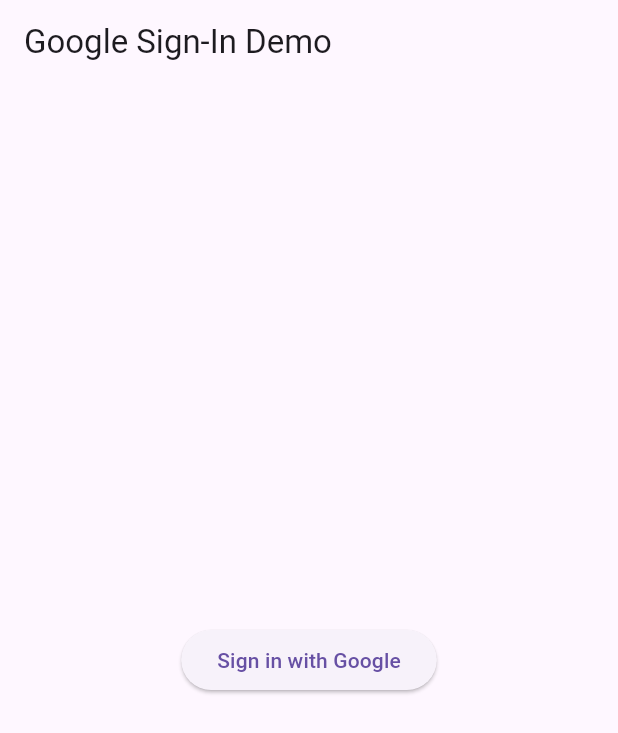
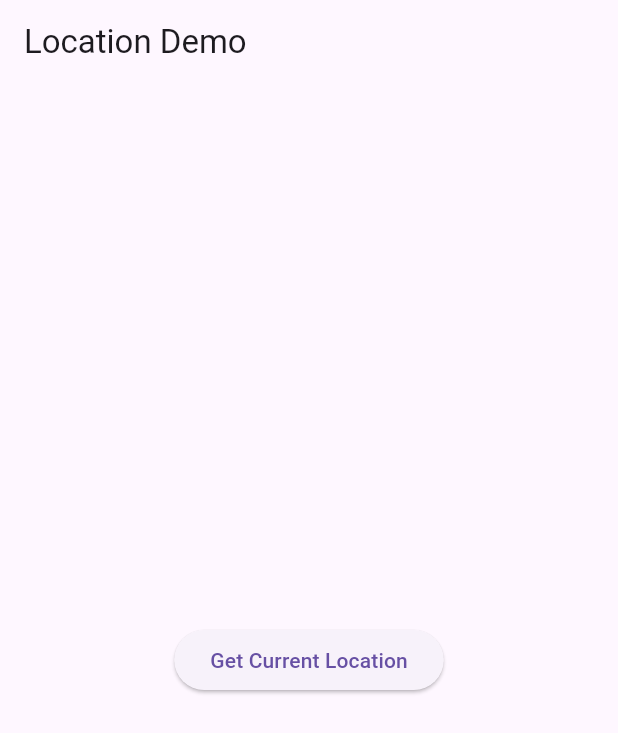
Before and after one commit to KinjalKanjiya/FlutterDemo, a Flutter app: the screen it shows after launch, on a phone screen of 412 x 824 dp. Shown: the top 733 px of the screen. Run offline on Flutter 3.47's test engine with Material 3 defaults, Android fonts, the phone set to English and light mode, and no system bars; our stand-ins replace geocoding, geolocator, google_maps_flutter, google_sign_in, location, permission_handler.

Commit message:
Location code updated last tapped location and  their data click on submit shows in alert

```diff
--- a/lib/main.dart
+++ b/lib/main.dart
@@ -1,145 +1,221 @@
+//NOTE:UNCOMMENT THIS CODE FOR SIGNIN WITH GOOGLE FUNCTIONALITY AND COMMENT BELOW CODE
+
+// import 'package:flutter/material.dart';
+// import 'sign_in_screen.dart';
+// import 'api/google_sign_in_service.dart';
+
+// void main() {
+//   runApp(MyApp());
+// }
+
+
+// class MyApp extends StatelessWidget {
+//   final String webClientId = '264994690136-4t5u4r9bbu0s680gscbr8r1dsbj0mlku.apps.googleusercontent.com';
+// final String backendUrl = "http://192.168.1.7:5000/auth/google";
+//   @override
+//   Widget build(BuildContext context) {
+// final GoogleSignInService _googleSignInService = GoogleSignInService(webClientId, backendUrl);
+
+//     return MaterialApp(
+//       title: 'Google Sign-In Demo',
+//       theme: ThemeData(
+//         primarySwatch: Colors.blue,
+//       ),
+//       home: SignInScreen(googleSignInService: _googleSignInService),
+//     );
+//   }
+// }
+
+//NOTE:
+//  CLICK ON BUTTON CURRENT LOCATION ON MAP AND TAP ON  MAP OTHER LOCATION THAT LONGITUDE AND LATITUDE PRINT IN CONSOLE COMMENT ABOVE CODE AND UNCOMMENT BELOW CODE
+
+
 import 'package:flutter/material.dart';
-import 'sign_in_screen.dart';
-import 'api/google_sign_in_service.dart';
+import 'package:location/location.dart' as location_lib;
+import 'package:google_maps_flutter/google_maps_flutter.dart';
+import 'package:geocoding/geocoding.dart';
 
 void main() {
   runApp(MyApp());
 }
 
-
 class MyApp extends StatelessWidget {
-  final String webClientId = '264994690136-4t5u4r9bbu0s680gscbr8r1dsbj0mlku.apps.googleusercontent.com';
-final String backendUrl = "http://192.168.1.7:5000/auth/google";
   @override
   Widget build(BuildContext context) {
-final GoogleSignInService _googleSignInService = GoogleSignInService(webClientId, backendUrl);
-
     return MaterialApp(
-      title: 'Google Sign-In Demo',
+      title: 'Location Demo',
       theme: ThemeData(
         primarySwatch: Colors.blue,
       ),
-      home: SignInScreen(googleSignInService: _googleSignInService),
+      home: MyHomePage(),
     );
   }
 }
 
-//NOTE:
-//  CLICK ON BUTTON CURRENT LOCATION ON MAP AND TAP ON  MAP OTHER LOCATION THAT LONGITUDE AND LATITUDE PRINT IN CONSOLE COMMENT ABOVE CODE AND UNCOMMENT BELOW CODE
+class MyHomePage extends StatefulWidget {
+  @override
+  _MyHomePageState createState() => _MyHomePageState();
+}
 
+class _MyHomePageState extends State<MyHomePage> {
+  late location_lib.Location location;
+  location_lib.LocationData? currentLocation;
+  GoogleMapController? mapController;
+  Set<Marker> markers = {};
+  late LatLng tappedPoint;
 
-// import 'package:flutter/material.dart';
-// import 'package:location/location.dart';
-// import 'package:google_maps_flutter/google_maps_flutter.dart';
+  @override
+  void initState() {
+    super.initState();
+    location = location_lib.Location();
+  }
 
-// void main() {
-//   runApp(MyApp());
-// }
+  void getCurrentLocation() async {
+    try {
+      currentLocation = await location.getLocation();
+      setState(() {
+        markers.clear(); // Clear existing markers
+        markers.add(
+          Marker(
+            markerId: MarkerId("current_location"),
+            position: LatLng(
+              currentLocation!.latitude!,
+              currentLocation!.longitude!,
+            ),
+            icon: BitmapDescriptor.defaultMarkerWithHue(BitmapDescriptor.hueRed), // Blue marker for current location
+            infoWindow: InfoWindow(title: "Current Location"),
+          ),
+        );
+      });
+      print(currentLocation);
+    } catch (e) {
+      print('Failed to get location: $e');
+    }
+  }
 
-// class MyApp extends StatelessWidget {
-//   @override
-//   Widget build(BuildContext context) {
-//     return MaterialApp(
-//       title: 'Location Demo',
-//       theme: ThemeData(
-//         primarySwatch: Colors.blue,
-//       ),
-//       home: MyHomePage(),
-//     );
-//   }
-// }
+  void onTapLocation(LatLng point) {
+    setState(() {
+      // Clear existing markers
+      markers.clear();
+      // Add new marker at tapped location
+      markers.add(
+        Marker(
+          markerId: MarkerId("tapped_location"),
+          position: point,
+          icon: BitmapDescriptor.defaultMarkerWithHue(BitmapDescriptor.hueRed), // Red marker for tapped location
+          infoWindow: InfoWindow(title: "Tapped Location"),
+        ),
+      );
+      tappedPoint = point;
+    });
+    // Print latitude and longitude to the console
+    print('Tapped Location: ${point.latitude}, ${point.longitude}');
+  }
 
-// class MyHomePage extends StatefulWidget {
-//   @override
-//   _MyHomePageState createState() => _MyHomePageState();
-// }
+  Future<Widget> getAddressFromLatLng(LatLng position) async {
+    try {
+      List<Placemark> placemarks = await placemarkFromCoordinates(position.latitude, position.longitude);
+      Placemark place = placemarks[0];
+      return AlertDialog(
+        title: Text("Location Details"),
+        content: Column(
+          crossAxisAlignment: CrossAxisAlignment.start,
+          mainAxisSize: MainAxisSize.min,
+          children: [
+            Text('location: ${place.name}'),
+            Text('Area:${place.subLocality}'),
+            Text('City: ${place.locality}'),
+            Text('State: ${place.administrativeArea}'),
+            Text('Country: ${place.country}'),
+            Text('Latitude: ${position.latitude}'),
+          Text('Longitude: ${position.longitude}'),
+          ],
+        ),
+        actions: <Widget>[
+          ElevatedButton(
+            onPressed: () {
+              Navigator.of(context).pop();
+            },
+            child: Text('Close'),
+          ),
+        ],
+      );
+    } catch (e) {
+      print("Failed to get address: $e");
+      return AlertDialog(
+        title: Text("Error"),
+        content: Text("Failed to get address: $e"),
+        actions: <Widget>[
+          ElevatedButton(
+            onPressed: () {
+              Navigator.of(context).pop();
+            },
+            child: Text('Close'),
+          ),
+        ],
+      );
+    }
+  }
 
-// class _MyHomePageState extends State<MyHomePage> {
-//   late Location location;
-//   LocationData? currentLocation;
-//   GoogleMapController? mapController;
-//   Set<Marker> markers = {};
+  void submitLocation() {
+    showDialog(
+      context: context,
+      builder: (BuildContext context) {
+        return FutureBuilder(
+          future: getAddressFromLatLng(tappedPoint),
+          builder: (BuildContext context, AsyncSnapshot<Widget> snapshot) {
+            if (snapshot.connectionState == ConnectionState.done) {
+              return snapshot.data!;
+            } else {
+              return AlertDialog(
+                title: Text("Loading..."),
+                content: CircularProgressIndicator(),
+              );
+            }
+          },
+        );
+      },
+    );
+  }
 
-//   @override
-//   void initState() {
-//     super.initState();
-//     location = Location();
-//   }
-
-//   void getCurrentLocation() async {
-//     try {
-//       currentLocation = await location.getLocation();
-//       setState(() {
-//         markers.add(
-//           Marker(
-//             markerId: MarkerId("current_location"),
-//             position: LatLng(
-//               currentLocation!.latitude!,
-//               currentLocation!.longitude!,
-//             ),
-//             icon: BitmapDescriptor.defaultMarkerWithHue(BitmapDescriptor.hueRed),
-//             infoWindow: InfoWindow(title: "Current Location"),
-//           ),
-//         );
-//       });
-//       print(currentLocation);
-//     } catch (e) {
-//       print('Failed to get location: $e');
-//     }
-//   }
-
-//   void onTapLocation(LatLng tappedPoint) {
-//     setState(() {
-//       // Remove the previous blue marker
-//       markers.removeWhere((marker) => marker.markerId.value != "current_location");
-//       // Add the new blue marker
-//       markers.add(
-//         Marker(
-//           markerId: MarkerId(tappedPoint.toString()),
-//           position: tappedPoint,
-//           icon: BitmapDescriptor.defaultMarkerWithHue(BitmapDescriptor.hueBlue),
-//           infoWindow: InfoWindow(title: "Tapped Location"),
-//         ),
-//       );
-//     });
-//     // Print latitude and longitude to the console
-//     print('Tapped Location: ${tappedPoint.latitude}, ${tappedPoint.longitude}');
-//   }
-
-//   @override
-//   Widget build(BuildContext context) {
-//     return Scaffold(
-//       appBar: AppBar(
-//         title: Text('Location Demo'),
-//       ),
-//       body: currentLocation == null
-//           ? Center(
-//               child: ElevatedButton(
-//                 onPressed: getCurrentLocation,
-//                 child: Text('Get Current Location'),
-//               ),
-//             )
-//           : Column(
-//               children: [
-//                 Expanded(
-//                   child: GoogleMap(
-//                     initialCameraPosition: CameraPosition(
-//                       target: LatLng(currentLocation!.latitude!, currentLocation!.longitude!),
-//                       zoom: 15.0,
-//                     ),
-//                     onMapCreated: (GoogleMapController controller) {
-//                       mapController = controller;
-//                     },
-//                     onTap: onTapLocation,
-//                     markers: markers,
-//                   ),
-//                 ),
-//                 ElevatedButton(
-//                   onPressed: getCurrentLocation,
-//                   child: Text('Get Current Location'),
-//                 ),
-//               ],
-//             ),
-//     );
-//   }
-// }
+  @override
+  Widget build(BuildContext context) {
+    return Scaffold(
+      appBar: AppBar(
+        title: Text('Location Demo'),
+      ),
+      body: currentLocation == null
+          ? Center(
+              child: ElevatedButton(
+                onPressed: getCurrentLocation,
+                child: Text('Get Current Location'),
+              ),
+            )
+          : Column(
+              children: [
+                Expanded(
+                  child: GoogleMap(
+                    initialCameraPosition: CameraPosition(
+                      target: LatLng(currentLocation!.latitude!, currentLocation!.longitude!),
+                      zoom: 15.0,
+                    ),
+                    onMapCreated: (GoogleMapController controller) {
+                      mapController = controller;
+                    },
+                    onTap: onTapLocation,
+                    markers: markers,
+                  ),
+                ),
+                ElevatedButton(
+                  onPressed: submitLocation,
+                  child: Text('Submit'),
+                ),
+                ElevatedButton(
+                  onPressed: getCurrentLocation,
+                  child: Text('Get Current Location'),
+                ),
+              ],
+            ),
+    );
+  }
+}
```
